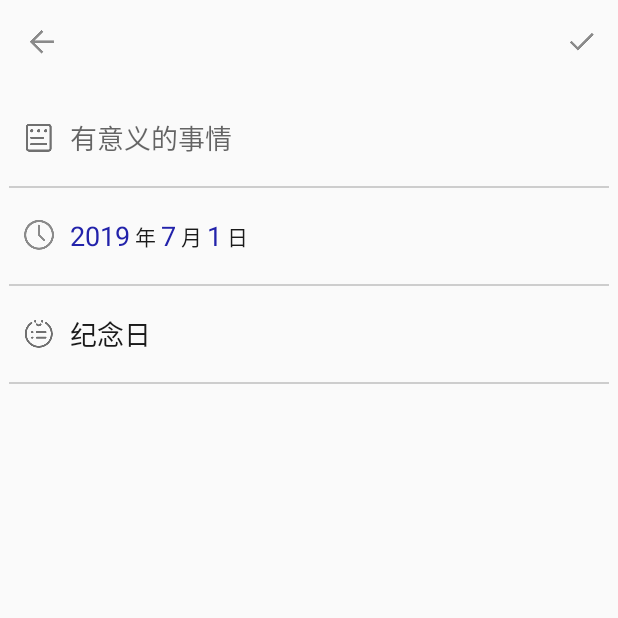
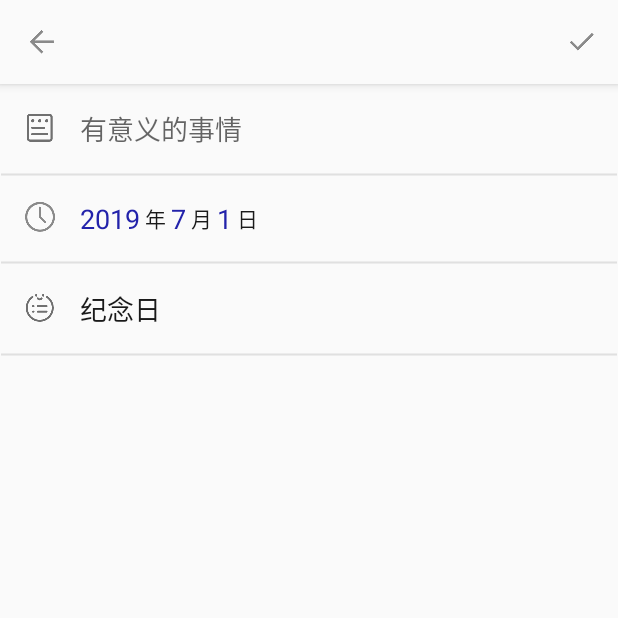
Before and after one commit to NevermindZZT/Days, an Android app: the AddItemActivity screen opened directly, with no data from a screen before it, on a phone screen of 412 x 824 dp, the top half of it. Run offline under Robolectric (Android 15) with nearby library versions, the light colour scheme and no system bars; libraries missing offline, so code that uses them is left out: org.litepal, org.litepal.crud.

Commit message:
小调整

```diff
--- a/app/src/main/java/com/letter/days/activity/AnniversaryActivity.java
+++ b/app/src/main/java/com/letter/days/activity/AnniversaryActivity.java
@@ -4,7 +4,7 @@ import android.content.DialogInterface;
 import android.content.Intent;
 import android.support.annotation.Nullable;
 import android.support.v7.app.ActionBar;
-import android.support.v7.app.AlertDialog;
+import android.app.AlertDialog;
 import android.support.v7.app.AppCompatActivity;
 import android.os.Bundle;
 import android.support.v7.widget.Toolbar;
--- a/app/src/main/res/drawable-xxhdpi/split_line.xml
+++ b/app/src/main/res/drawable-xxhdpi/split_line.xml
@@ -2,8 +2,8 @@
 <shape xmlns:android="http://schemas.android.com/apk/res/android"
     android:shape="line">
     <stroke
-        android:color="#CDCDCD"
+        android:color="@color/colorSplitLine"
     android:width="1dp"/>
 
-    <size android:height="4dp"/>
+    <size android:height="2dp"/>
 </shape>
--- a/app/src/main/res/layout/activity_add_item.xml
+++ b/app/src/main/res/layout/activity_add_item.xml
@@ -8,8 +8,7 @@
 
     <android.support.design.widget.AppBarLayout
         android:layout_width="match_parent"
-        android:layout_height="wrap_content"
-        app:elevation="0dp">
+        android:layout_height="wrap_content">
 
         <android.support.v7.widget.Toolbar
             android:id="@+id/Toolbar"
@@ -25,7 +24,7 @@
         android:orientation="vertical"
         android:layout_width="match_parent"
         android:layout_height="match_parent"
-        android:layout_margin="5dp"
+        android:layout_margin="0dp"
         android:divider="@drawable/split_line"
         android:showDividers="middle|end"
         app:layout_behavior="@string/appbar_scrolling_view_behavior">
@@ -34,14 +33,16 @@
             android:orientation="horizontal"
             android:layout_width="match_parent"
             android:layout_height="wrap_content"
-            android:layout_marginTop="10dp"
-            android:layout_marginBottom="10dp">
+            android:background="?attr/selectableItemBackground"
+            android:clickable="true"
+            android:focusable="true" >
 
             <ImageView
                 android:layout_width="wrap_content"
                 android:layout_height="wrap_content"
                 android:layout_gravity="center_vertical"
-                android:layout_margin="10dp"
+                android:layout_marginHorizontal="16dp"
+                android:layout_marginVertical="10dp"
                 android:src="@drawable/ic_text"/>
 
             <EditText
@@ -49,6 +50,7 @@
                 android:layout_width="match_parent"
                 android:layout_height="wrap_content"
                 android:layout_gravity="center_vertical"
+                android:layout_marginVertical="16dp"
                 android:singleLine="true"
                 android:hint="有意义的事情"
                 android:background="@null"
@@ -64,15 +66,23 @@
             android:orientation="horizontal"
             android:layout_width="match_parent"
             android:layout_height="wrap_content"
-            android:layout_marginTop="10dp"
-            android:layout_marginBottom="10dp">
+            android:background="?attr/selectableItemBackground"
+            android:clickable="true"
+            android:focusable="true">
 
             <ImageView
                 android:layout_width="wrap_content"
                 android:layout_height="wrap_content"
                 android:layout_gravity="center_vertical"
-                android:layout_margin="10dp"
+                android:layout_marginHorizontal="16dp"
+                android:layout_marginVertical="10dp"
                 android:src="@drawable/ic_date"/>
+
+            <LinearLayout
+                android:orientation="horizontal"
+                android:layout_width="match_parent"
+                android:layout_height="wrap_content"
+                android:layout_marginVertical="16dp">
 
                 <TextView
                     android:id="@+id/text_year"
@@ -127,19 +137,23 @@
 
             </LinearLayout>
 
+        </LinearLayout>
+
         <LinearLayout
             android:id="@+id/type_layout"
             android:orientation="horizontal"
             android:layout_width="match_parent"
             android:layout_height="wrap_content"
-            android:layout_marginTop="10dp"
-            android:layout_marginBottom="10dp">
+            android:background="?attr/selectableItemBackground"
+            android:clickable="true"
+            android:focusable="true">
 
             <ImageView
                 android:layout_width="wrap_content"
                 android:layout_height="wrap_content"
                 android:layout_gravity="center_vertical"
-                android:layout_margin="10dp"
+                android:layout_marginHorizontal="16dp"
+                android:layout_marginVertical="10dp"
                 android:src="@drawable/ic_type"/>
 
             <TextView
@@ -147,6 +161,7 @@
                 android:layout_width="match_parent"
                 android:layout_height="wrap_content"
                 android:layout_gravity="center_vertical"
+                android:layout_marginVertical="16dp"
                 android:textSize="18sp"
                 android:text="纪念日"
                 android:textColor="@color/textColorItemName"/>
--- a/app/src/main/res/layout/activity_anniversary.xml
+++ b/app/src/main/res/layout/activity_anniversary.xml
@@ -9,8 +9,7 @@
 
     <android.support.design.widget.AppBarLayout
         android:layout_width="match_parent"
-        android:layout_height="wrap_content"
-        app:elevation="0dp">
+        android:layout_height="wrap_content">
 
         <android.support.v7.widget.Toolbar
             android:id="@+id/Toolbar"
--- a/app/src/main/res/layout/anniversary_item.xml
+++ b/app/src/main/res/layout/anniversary_item.xml
@@ -5,13 +5,16 @@
     android:layout_width="match_parent"
     android:layout_height="wrap_content"
     android:background="@color/colorPrimary"
+    android:clickable="true"
+    android:focusable="true"
     app:cardCornerRadius="0dp"
     app:cardElevation="1dp">
 
     <LinearLayout
         android:orientation="horizontal"
         android:layout_width="match_parent"
-        android:layout_height="wrap_content">
+        android:layout_height="wrap_content"
+        android:background="?attr/selectableItemBackground">
 
         <LinearLayout
             android:orientation="vertical"
--- a/app/src/main/res/values/colors.xml
+++ b/app/src/main/res/values/colors.xml
@@ -2,10 +2,11 @@
 <resources>
     <color name="colorPrimary">#fafafa</color>
     <color name="colorPrimaryDark">#fafafa</color>
-    <color name="colorAccent">#775549</color>
+    <color name="colorAccent">#6f9aa1</color>
     <color name="textColorPrimary">#1a1a1a</color>
     <color name="textColorItemName">#1a1a1a</color>
     <color name="textColorItemHint">#999999</color>
     <color name="textColorAnniHint">#333333</color>
     <color name="textColorStress">#2222AA</color>
+    <color name="colorSplitLine">#e0e0e0</color>
 </resources>
--- a/build.gradle
+++ b/build.gradle
@@ -7,7 +7,7 @@ buildscript {
         jcenter()
     }
     dependencies {
-        classpath 'com.android.tools.build:gradle:3.2.1'
+        classpath 'com.android.tools.build:gradle:3.4.0'
 
 
         // NOTE: Do not place your application dependencies here; they belong
```
Also changed, not shown: gradle/wrapper/gradle-wrapper.properties, 1 other file. Lines whose indentation alone changed are shown as unchanged.
